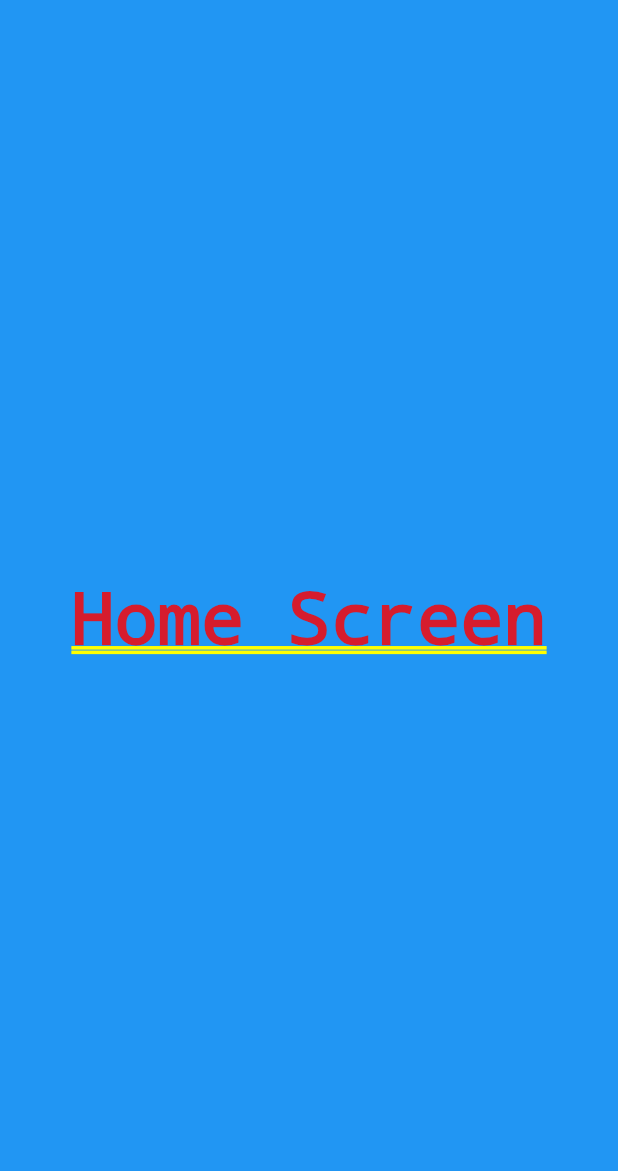
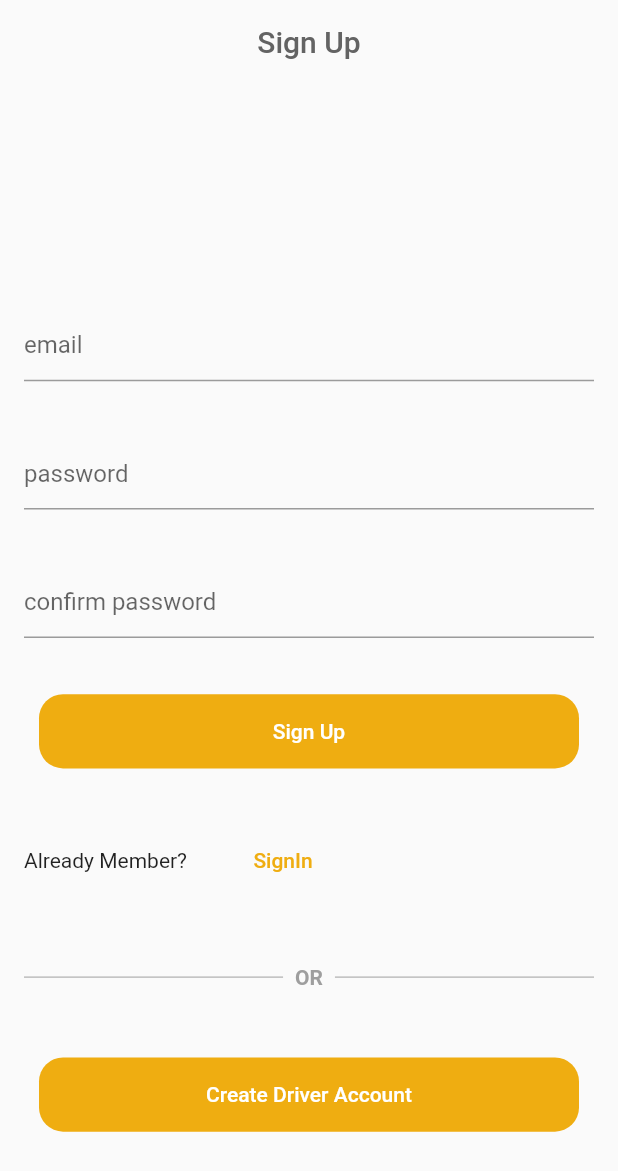
Before and after one commit to bardoun7894/taxi_uber, a Flutter app: the screen it shows after launch, after a tap on "Skip", on a phone screen of 412 x 824 dp. Shown: the top 1171 px of the screen. Run offline on Flutter 3.47's test engine with Material 2 defaults, Android fonts, the phone set to English and light mode, and no system bars; our stand-ins replace shared_preferences; project files that could hold a hidden picture were left out.

```diff
--- /dev/null
+++ b/lib/auth/client_register_sceen.dart
@@ -0,0 +1,144 @@
+import 'package:flutter/material.dart';
+import 'package:shared_preferences/shared_preferences.dart';
+import 'package:taxi_uber/themes/mainTheme.dart';
+
+class ClientRegisterScreen extends StatefulWidget {
+  @override
+  _ClientRegisterScreenState createState() => _ClientRegisterScreenState();
+}
+
+class _ClientRegisterScreenState extends State<ClientRegisterScreen> {
+  String email;
+  String password;
+  String passwordConfirm;
+  TextEditingController _emailController = TextEditingController();
+
+  TextEditingController _passwordController = TextEditingController();
+
+  TextEditingController _passwordConfirmController = TextEditingController();
+
+  final _formKey = GlobalKey<FormState>();
+
+  @override
+  void dispose() {
+    // TODO: implement dispose
+    super.dispose();
+    _emailController.dispose();
+    _passwordController.dispose();
+    _passwordConfirmController.dispose();
+  }
+@override
+  void initState() {
+    // TODO: implement initState
+    super.initState();
+    SharedPreferences.getInstance().then((sharedPref){
+   sharedPref.setBool('seen', true);
+    });
+  }
+  @override
+  Widget build(BuildContext context) {
+    return Scaffold(
+      appBar: AppBar(
+        title: Center(
+            child: Text(
+          "Sign Up",
+          style: Theme.of(context)
+              .textTheme
+              .title
+              .copyWith(color: Color(0xFF636363)),
+        )),
+        elevation: 0,
+        backgroundColor: Colors.transparent,
+      ),
+      body: Padding(
+        padding: const EdgeInsets.only(left: 16,right: 16,bottom: 32),
+        child: Form(
+            key: _formKey,
+            child: Column(
+              mainAxisAlignment: MainAxisAlignment.spaceEvenly,
+              children: <Widget>[
+                SizedBox(height: 75,),
+                TextFormField(
+                  decoration: InputDecoration(
+                    hintText: "email",
+                  ),
+                ),
+                TextFormField(
+                  decoration: InputDecoration(
+                    hintText: "password",
+                  ),
+                ),
+                TextFormField(
+                  decoration: InputDecoration(
+                    hintText: "confirm password",
+                  ),
+                ),
+
+                Padding(
+                  padding: const EdgeInsets.only(right: 10,left: 10),
+                  child: Container(
+                    height: MediaQuery.of(context).size.height*.06,
+
+                    width: double.infinity,
+                     child: FlatButton(onPressed: ( ){   },
+                   shape: RoundedRectangleBorder(
+
+                    borderRadius: BorderRadius.all(Radius.circular(16))),
+                    color: mainTheme.primaryColorDark,
+                    child: Text('Sign Up',style:TextStyle(color: Colors.white)  )),
+                      ),
+                      ),
+
+                  Center(
+                    child: Row(children: <Widget>[
+                     Text('Already Member?'),
+                     Padding(padding: EdgeInsets.only(right: 20)),
+                     FlatButton(child: Text('SignIn',style: TextStyle(color: mainTheme.primaryColorDark),), onPressed: () {},)
+
+                    ],),
+                  ),
+
+                _or(context),
+                 _driverButton(context)
+              ],
+            )),
+      ),
+    );
+  }
+
+  Widget _or(BuildContext context) {
+    return Row(
+      children: <Widget>[
+       Flexible( child:  hLine(context)),
+
+         Padding(
+           padding: const EdgeInsets.all(8.0),
+           child: Text('OR',style: TextStyle(color:Colors.grey,fontWeight: FontWeight.bold),),
+         ),
+
+       Flexible( child:  hLine(context)),
+                ],
+              );
+            }
+
+  Widget _driverButton(BuildContext context) {
+   return  Padding(
+                  padding: const EdgeInsets.only(right: 10,left: 10),
+                  child: Container(
+                    width: double.infinity,
+                    height: MediaQuery.of(context).size.height*.06,
+                   child: FlatButton(onPressed: ( ){   },
+               shape:  RoundedRectangleBorder(
+
+                    borderRadius: BorderRadius.all(Radius.circular(16))),
+                    color: mainTheme.primaryColorDark,
+                    child: Text('Create Driver Account',style:TextStyle(color: Colors.white)  )),
+                  ),
+                );
+
+            }
+
+ Widget hLine(BuildContext context) {
+              return Container(height: 1,color: Colors.grey.shade400,);
+            }
+}
--- /dev/null
+++ b/lib/auth/driver_register_screen.dart
@@ -0,0 +1,20 @@
+
+import 'package:flutter/material.dart';
+
+ class DriverRegisterScreen extends StatefulWidget {
+   DriverRegisterScreen({Key key}) : super(key: key);
+
+   @override
+   _DriverRegisterScreenState createState() => _DriverRegisterScreenState();
+ }
+
+ class _DriverRegisterScreenState extends State<DriverRegisterScreen> {
+   @override
+   Widget build(BuildContext context) {
+    return Scaffold(
+      body: Center(
+child: Text("Driver Screen"),
+      ),
+    );
+   }
+ }
--- /dev/null
+++ b/lib/auth/login_screen.dart
@@ -0,0 +1,19 @@
+import 'package:flutter/material.dart';
+
+class LoginScreen extends StatefulWidget {
+  LoginScreen({Key key}) : super(key: key);
+
+  @override
+  _LoginScreenState createState() => _LoginScreenState();
+}
+
+class _LoginScreenState extends State<LoginScreen> {
+  @override
+  Widget build(BuildContext context) {
+    return Scaffold(
+      body: Center(
+child: Text("Login Text"),
+      ),
+    );
+  }
+}
--- a/lib/main.dart
+++ b/lib/main.dart
@@ -1,5 +1,6 @@
 import 'package:flutter/material.dart';
 import 'package:shared_preferences/shared_preferences.dart';
+import 'package:taxi_uber/auth/client_register_sceen.dart';
 import 'utils/welcome.dart';
 import 'homePage.dart';
 void main() async {
@@ -9,6 +10,15 @@ void main() async {
   Widget homeScreen = HomePage();
    if(seen ==null || !seen){
      homeScreen=WelcomePage();
+       }else{
+
+   String UserId=sharedPreferences.getString('user_id');
+
+         if(UserId==null|| UserId==''){
+
+          homeScreen=ClientRegisterScreen();
+             }
+
        }
    runApp(Wssalni(homeScreen));
      }
--- a/lib/themes/mainTheme.dart
+++ b/lib/themes/mainTheme.dart
@@ -3,9 +3,9 @@ import 'package:flutter/material.dart';
 ThemeData mainTheme =ThemeData(
 	primaryColorDark: Color(0xffEFAD11),
 	primaryColorLight: Color(0xffF4F6E2),
+  accentColor:  Color(0xFF636363),
   fontFamily: 'SFPro',
   textTheme: TextTheme(
-
     title: TextStyle(
       letterSpacing:1.5 ,
       fontWeight:FontWeight.bold,
--- /dev/null
+++ b/lib/utils/screen_size.dart
@@ -0,0 +1,68 @@
+
+import 'package:flutter/cupertino.dart';
+
+enum  ScreenType {
+
+    SMALL ,MEDUIM,LARGE,XLARGE
+}
+
+class SizeConfig{
+ScreenType screenType;
+BuildContext context;
+double screenWidth;
+double screenHeight;
+SizeConfig(BuildContext context){
+
+  this.screenHeight=MediaQuery.of(context).size.height;
+  this.screenWidth=MediaQuery.of(context).size.width;
+}
+
+void _setScreen(){
+
+if(this.screenWidth >= 320 && this.screenWidth <375){
+   this.screenType =ScreenType.SMALL;
+}
+if(this.screenWidth >= 375 && this.screenWidth <414){
+   this.screenType =ScreenType.MEDUIM;
+}
+if(this.screenWidth >=414 ){
+   this.screenType =ScreenType.LARGE;
+}
+}
+
+}
+class WidgetSize{
+
+double titleFontSize;
+double bodyFontSize;
+SizeConfig sizeConfig;
+WidgetSize(SizeConfig sizeConfig){
+  this.sizeConfig=sizeConfig;
+  _init();
+  }
+
+    void _init() {
+     switch(this.sizeConfig.screenType){
+       case ScreenType.LARGE:
+        titleFontSize = 16;
+        bodyFontSize = 14;
+       break;
+       case ScreenType.SMALL:
+        titleFontSize = 28;
+          bodyFontSize = 20;
+         break;
+       case ScreenType.MEDUIM:
+       titleFontSize = 28;
+         bodyFontSize = 20;
+         break;
+       case ScreenType.XLARGE:
+         titleFontSize = 28;
+           bodyFontSize = 20;
+         break;
+        default:
+           titleFontSize = 24;
+           bodyFontSize = 17;
+         break;
+     }
+    }
+}
--- a/lib/utils/welcome.dart
+++ b/lib/utils/welcome.dart
@@ -1,15 +1,17 @@
 import 'package:flutter/material.dart';
-import 'package:taxi_uber/homePage.dart';
+import 'package:taxi_uber/auth/client_register_sceen.dart';
 import 'package:taxi_uber/model/welcomeModel.dart';
 import 'package:taxi_uber/themes/mainTheme.dart';
 import 'package:shared_preferences/shared_preferences.dart';
-
+import 'screen_size.dart';
 class WelcomePage extends StatefulWidget {
   @override
   _WelcomePageState createState() => _WelcomePageState();
 }
 
 class _WelcomePageState extends State<WelcomePage> {
+  WidgetSize fontWidgetSize ;
+  SizeConfig sizeConfig;
   String NextText = "Next";
   bool imInLastPage = false;
   int currentPosition = 1;
@@ -36,13 +38,15 @@ class _WelcomePageState extends State<WelcomePage> {
   void initState() {
     // TODO: implement initState
     super.initState();
-    _pageController = PageController(initialPage: 1, viewportFraction: 0.45);
+    _pageController = PageController(initialPage: 1, viewportFraction: 0.75);
   }
-
   @override
   Widget build(BuildContext context) {
-    double offSet = MediaQuery.of(context).size.height * 0.120;
-    double raduis = MediaQuery.of(context).size.width * 0.09;
+    sizeConfig=SizeConfig(context);
+    fontWidgetSize=WidgetSize(sizeConfig);
+
+    double offSet = sizeConfig.screenHeight * 0.135;
+    double raduis = sizeConfig.screenWidth * 0.09;
     return Scaffold(
       body: Stack(
         children: <Widget>[
@@ -69,12 +73,12 @@ class _WelcomePageState extends State<WelcomePage> {
             borderRadius: BorderRadius.only(
                 topRight: Radius.circular(raduis),
                 topLeft: Radius.circular(raduis))),
-        height: MediaQuery.of(context).size.height * 0.115,
+        height: sizeConfig.screenHeight *0.115,
         child: Row(
           mainAxisAlignment: MainAxisAlignment.spaceBetween,
           children: <Widget>[
             FlatButton(
-              child: Text("Skip"),
+              child: Text("Skip",style: TextStyle(fontSize: fontWidgetSize.bodyFontSize,color:Color(0xFF636363)),),
               onPressed: () async {
                 SharedPreferences pref = await SharedPreferences.getInstance();
                 pref.setBool("seen", true);
@@ -118,7 +122,7 @@ class _WelcomePageState extends State<WelcomePage> {
       alignment: Alignment.topCenter,
       child: Padding(
           padding:
-              EdgeInsets.only(top: MediaQuery.of(context).size.height * 0.11),
+              EdgeInsets.only(top:sizeConfig.screenHeight * 0.11),
           child: PageView.builder(
               itemCount: this.welecomes.length,
               controller: _pageController,
@@ -145,50 +149,16 @@ class _WelcomePageState extends State<WelcomePage> {
                     children: <Widget>[
                       AnimatedBuilder(
                         child: Container(
-                          height: MediaQuery.of(context).size.height * 0.5,
-                          decoration: BoxDecoration(
-                            borderRadius: BorderRadius.circular(15),
-                          ),
-                          child: ClipRRect(
-                            borderRadius: new BorderRadius.circular(20.0),
-                            child: Image(
-                              fit: BoxFit.contain,
-                              image: AssetImage(
-                                welecomes[position].image,
-                              ),
-                            ),
-                          ),
+                          decoration: BoxDecoration(   borderRadius: BorderRadius.circular(15),  ),
+                          child:_imageNavigator(position, 1),
                         ),
                         builder: (BuildContext context, Widget child) {
                           if (_pageController.position.haveDimensions) {
                             transitionFactor = _pageController.page - position;
-                            transitionFactor =
-                                (1 - transitionFactor.abs() * 0.1)
-                                    .clamp(0.0, 1.0);
-                            return ClipRRect(
-                              borderRadius: new BorderRadius.circular(20.0),
-                              child: Image(
-                            //    width: 400,
-                                height:
-                                    (MediaQuery.of(context).size.height * 0.5) *
-                                        transitionFactor,
-                                fit: BoxFit.contain,
-                                image: AssetImage(
-                                  welecomes[position].image,
-                                ),
-                              ),
-                            );
+                            transitionFactor = (1 - transitionFactor.abs() * 0.1)  .clamp(0.0, 1.0);
+                            return _imageNavigator(position, transitionFactor);
                           } else {
-                            return ClipRRect(
-                              borderRadius: new BorderRadius.circular(20.0),
-                              child: Image(
-                                height:  MediaQuery.of(context).size.height * 0.5,
-                                fit: BoxFit.contain,
-                                image: AssetImage(
-                                  welecomes[position].image,
-                                ),
-                              ),
-                            );
+                            return _imageNavigator(position, 1);
                           }
                         },
                         animation: _pageController,
@@ -197,23 +167,7 @@ class _WelcomePageState extends State<WelcomePage> {
                         height: 32,
                       ),
                       AnimatedBuilder(
-                        child: Column(
-                          children: <Widget>[
-                            Text(welecomes[position].title,
-                                style: Theme.of(context)
-                                    .textTheme
-                                    .title
-                                    .copyWith(color: Color(0xFF636363))),
-                            SizedBox(
-                              height: 5,
-                            ),
-                            Text(welecomes[position].body,
-                                style: Theme.of(context)
-                                    .textTheme
-                                    .subhead
-                                    .copyWith(color: Color(0xFF636363))),
-                          ],
-                        ),
+                        child:_columnText(position),
                         animation: _pageController,
                         builder: (BuildContext context, Widget child) {
                           if (_pageController.position.haveDimensions) {
@@ -264,13 +218,20 @@ class _WelcomePageState extends State<WelcomePage> {
 
   Widget textAnimation(position, transactionFactor) {
     return AnimatedOpacity(
-      child: Column(children: <Widget>[
+      child: _columnText(position),
+      duration: Duration(milliseconds: 300),
+      opacity: transactionFactor,
+    );
+  }
+
+  Column _columnText(position) {
+    return Column(children: <Widget>[
       Text(welecomes[position].title,
           textAlign: TextAlign.center,
           style: Theme.of(context)
               .textTheme
               .title
-                .copyWith(color: Color(0xFF636363))),
+              .copyWith(color: Color(0xFF636363),fontSize: fontWidgetSize.titleFontSize)),
       SizedBox(
         height: 5,
       ),
@@ -279,16 +240,25 @@ class _WelcomePageState extends State<WelcomePage> {
           style: Theme.of(context)
               .textTheme
               .subhead
-                .copyWith(color: Color(0xFF636363))),
-      ]),
-      duration: Duration(milliseconds: 300),
-      opacity: transactionFactor,
+              .copyWith(color: Color(0xFF636363),fontSize:fontWidgetSize.bodyFontSize),)
+    ]
+
     );
   }
 
   void _goToHomePage(BuildContext context) {
-    Navigator.of(context).push(MaterialPageRoute(builder: (context) {
-      return HomePage();
+    Navigator.of(context).pushReplacement(MaterialPageRoute(builder: (context) {
+      return ClientRegisterScreen();
     }));
   }
+
+
+  Widget _imageNavigator(position,trans){
+    return ClipRRect(
+     borderRadius: new BorderRadius.circular(20.0),
+               child: Image(
+                   height: (sizeConfig.screenHeight * 0.5) *  trans,
+                       fit: BoxFit.contain,
+                    image: AssetImage(   welecomes[position].image,),  ),  );
   }
+}
```
Lines whose indentation alone changed are shown as unchanged.
